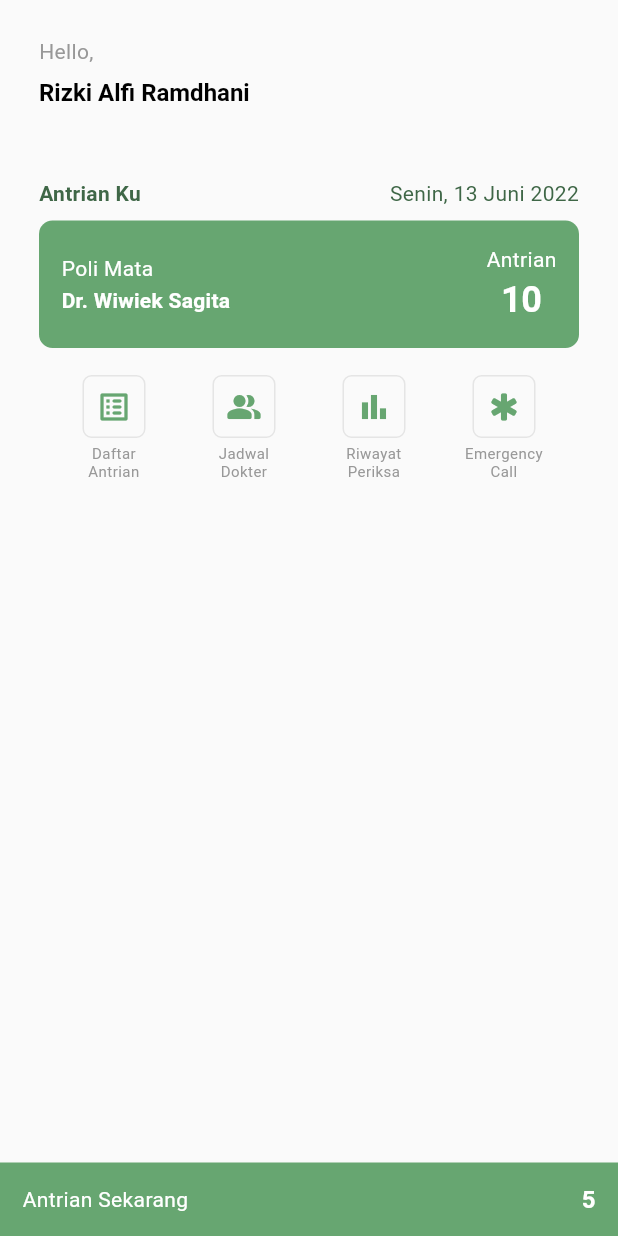
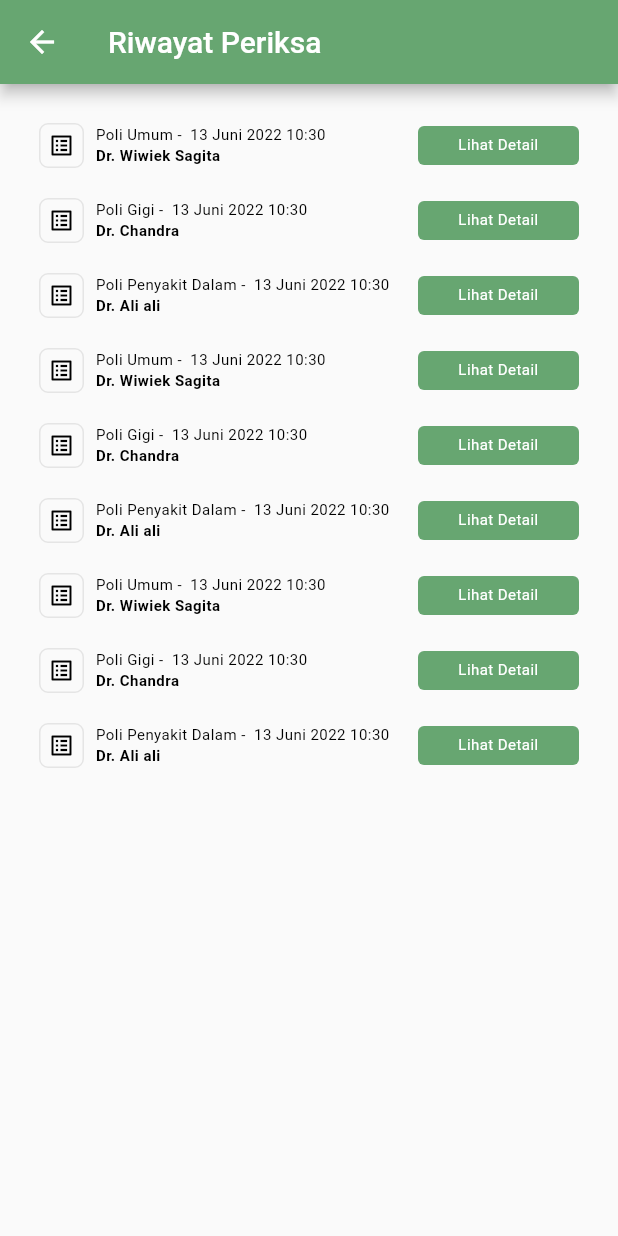
Before and after one commit to alfialfi19/hospital, a Flutter app: the HomeScreen screen opened by its route, after a tap on "Riwayat Periksa", on a phone screen of 412 x 824 dp. Run offline on Flutter 3.47's test engine with Material 2 defaults, Android fonts, the phone set to English and light mode, and no system bars; our stand-ins replace dio, equatable, flutter_bloc, shared_preferences; accounts and stored records are empty.

Commit message:
check history screen

```diff
--- a/lib/app_router.dart
+++ b/lib/app_router.dart
@@ -80,6 +80,20 @@ class AppRouter {
               : HomeScreen(),
         );
 
+      case RouteName.checkHistoryScreen:
+        return MaterialPageRoute(
+          settings: RouteSettings(
+            name: RouteName.checkHistoryScreen,
+            arguments: args?.data,
+          ),
+          builder: (_) => args?.bloc != null
+              ? BlocProvider.value(
+                  value: args!.bloc!,
+                  child: CheckHistoryScreen(),
+                )
+              : CheckHistoryScreen(),
+        );
+
       case RouteName.profileScreen:
         return MaterialPageRoute(
           settings: RouteSettings(
--- a/lib/common/constant/route_name.dart
+++ b/lib/common/constant/route_name.dart
@@ -4,6 +4,7 @@ class RouteName {
   static const String signInScreen = 'signInScreen';
   static const String signUpScreen = 'signUpScreen';
   static const String landingScreen = 'landingScreen';
+  static const String checkHistoryScreen = 'checkHistoryScreen';
 
   /// Tab
   static const String homeScreen = 'homeScreen';
--- a/lib/common/constant/wording.dart
+++ b/lib/common/constant/wording.dart
@@ -20,4 +20,5 @@ class Wording {
   static const String medicalRecordNumber = 'No. Rekam Medik';
   static const String changeProfile = 'Edit $profile';
   static const String logout = 'Logout';
+  static const String seeDetail = 'Lihat Detail';
 }
--- /dev/null
+++ b/lib/ui/screen/check_history/check_history_screen.dart
@@ -0,0 +1,97 @@
+import 'package:flutter/material.dart';
+import 'package:hospital/common/common.dart';
+import 'package:hospital/ui/ui.dart';
+import 'package:intl/intl.dart';
+
+class CheckHistoryScreen extends StatelessWidget {
+  const CheckHistoryScreen({Key? key}) : super(key: key);
+
+  @override
+  Widget build(BuildContext context) {
+    return Scaffold(
+      appBar: AppBar(
+        title: const Text(Wording.checkHistory),
+        backgroundColor: Palette.hospitalPrimary,
+      ),
+      body: ListView(
+        padding: const EdgeInsets.all(
+          26.0,
+        ),
+        children: [
+          CheckHistoryItem(
+            polyValue: 'Poli Umum',
+            dateTimeValue: DateFormat("dd MMMM yyyy hh:mm", "id_ID").format(
+              DateTime.now(),
+            ),
+            doctorName: 'Dr. Wiwiek Sagita',
+            action: () => print("Lihat detail history check pressed 1"),
+          ),
+          CheckHistoryItem(
+            polyValue: 'Poli Gigi',
+            dateTimeValue: DateFormat("dd MMMM yyyy hh:mm", "id_ID").format(
+              DateTime.now(),
+            ),
+            doctorName: 'Dr. Chandra',
+            action: () => print("Lihat detail history check pressed 2"),
+          ),
+          CheckHistoryItem(
+            polyValue: 'Poli Penyakit Dalam',
+            dateTimeValue: DateFormat("dd MMMM yyyy hh:mm", "id_ID").format(
+              DateTime.now(),
+            ),
+            doctorName: 'Dr. Ali ali',
+            action: () => print("Lihat detail history check pressed 3"),
+          ),
+          CheckHistoryItem(
+            polyValue: 'Poli Umum',
+            dateTimeValue: DateFormat("dd MMMM yyyy hh:mm", "id_ID").format(
+              DateTime.now(),
+            ),
+            doctorName: 'Dr. Wiwiek Sagita',
+            action: () => print("Lihat detail history check pressed 1"),
+          ),
+          CheckHistoryItem(
+            polyValue: 'Poli Gigi',
+            dateTimeValue: DateFormat("dd MMMM yyyy hh:mm", "id_ID").format(
+              DateTime.now(),
+            ),
+            doctorName: 'Dr. Chandra',
+            action: () => print("Lihat detail history check pressed 2"),
+          ),
+          CheckHistoryItem(
+            polyValue: 'Poli Penyakit Dalam',
+            dateTimeValue: DateFormat("dd MMMM yyyy hh:mm", "id_ID").format(
+              DateTime.now(),
+            ),
+            doctorName: 'Dr. Ali ali',
+            action: () => print("Lihat detail history check pressed 3"),
+          ),
+          CheckHistoryItem(
+            polyValue: 'Poli Umum',
+            dateTimeValue: DateFormat("dd MMMM yyyy hh:mm", "id_ID").format(
+              DateTime.now(),
+            ),
+            doctorName: 'Dr. Wiwiek Sagita',
+            action: () => print("Lihat detail history check pressed 1"),
+          ),
+          CheckHistoryItem(
+            polyValue: 'Poli Gigi',
+            dateTimeValue: DateFormat("dd MMMM yyyy hh:mm", "id_ID").format(
+              DateTime.now(),
+            ),
+            doctorName: 'Dr. Chandra',
+            action: () => print("Lihat detail history check pressed 2"),
+          ),
+          CheckHistoryItem(
+            polyValue: 'Poli Penyakit Dalam',
+            dateTimeValue: DateFormat("dd MMMM yyyy hh:mm", "id_ID").format(
+              DateTime.now(),
+            ),
+            doctorName: 'Dr. Ali ali',
+            action: () => print("Lihat detail history check pressed 3"),
+          ),
+        ],
+      ),
+    );
+  }
+}
--- a/lib/ui/screen/home/home_screen.dart
+++ b/lib/ui/screen/home/home_screen.dart
@@ -157,7 +157,10 @@ class HomeScreen extends StatelessWidget {
           MenuItem(
             textMenu: Wording.checkHistory,
             iconMenu: Icons.bar_chart,
-            actionMenu: () => print("Riwayat Periksa pressed"),
+            actionMenu: () => Navigator.pushNamed(
+              context,
+              RouteName.checkHistoryScreen,
+            ),
           ),
           MenuItem(
             textMenu: Wording.emergencyCall,
--- a/lib/ui/screen/screen.dart
+++ b/lib/ui/screen/screen.dart
@@ -1,3 +1,4 @@
+export 'check_history/check_history_screen.dart';
 export 'home/home_screen.dart';
 export 'landing/landing_screen.dart';
 export 'profile/profile_screen.dart';
--- /dev/null
+++ b/lib/ui/widget/button/button.dart
@@ -0,0 +1,2 @@
+export 'primary_button.dart';
+export 'square_button.dart';
--- /dev/null
+++ b/lib/ui/widget/button/square_button.dart
@@ -0,0 +1,43 @@
+import 'package:flutter/material.dart';
+
+import '../../ui.dart';
+
+class SquareButton extends StatelessWidget {
+  final String buttonText;
+  final TextStyle? textStyle;
+  final VoidCallback? onTap;
+  final Color? buttonColor;
+
+  const SquareButton({
+    Key? key,
+    required this.buttonText,
+    this.textStyle,
+    this.onTap,
+    this.buttonColor,
+  }) : super(key: key);
+
+  @override
+  Widget build(BuildContext context) {
+    return InkWell(
+      onTap: () => onTap != null ? onTap!.call() : null,
+      child: Container(
+        padding: const EdgeInsets.symmetric(
+          vertical: 7.0,
+          horizontal: 5.0,
+        ),
+        decoration: BoxDecoration(
+          borderRadius: BorderRadius.circular(4.0),
+          color: buttonColor ?? Palette.hospitalPrimary,
+        ),
+        child: Text(
+          buttonText,
+          style: textStyle ??
+              FontHelper.h9Regular(
+                color: Palette.white,
+              ),
+          textAlign: TextAlign.center,
+        ),
+      ),
+    );
+  }
+}
--- a/lib/ui/widget/card/card.dart
+++ b/lib/ui/widget/card/card.dart
@@ -1,3 +1,4 @@
+export 'check_history_item.dart';
 export 'menu_item.dart';
 export 'profile_action.dart';
 export 'profile_item.dart';
--- /dev/null
+++ b/lib/ui/widget/card/check_history_item.dart
@@ -0,0 +1,83 @@
+import 'package:flutter/material.dart';
+import 'package:hospital/common/common.dart';
+
+import '../../ui.dart';
+
+class CheckHistoryItem extends StatelessWidget {
+  final String? polyValue;
+  final String? dateTimeValue;
+  final String? doctorName;
+  final VoidCallback? action;
+
+  const CheckHistoryItem({
+    Key? key,
+    this.polyValue,
+    this.dateTimeValue,
+    this.doctorName,
+    this.action,
+  }) : super(key: key);
+
+  @override
+  Widget build(BuildContext context) {
+    return Container(
+      padding: const EdgeInsets.only(
+        bottom: 20.0,
+      ),
+      width: 60.0,
+      child: Row(
+        children: [
+          Container(
+            padding: const EdgeInsets.all(
+              5.0,
+            ),
+            decoration: BoxDecoration(
+              border: Border.all(
+                color: Palette.greyLighten3,
+              ),
+              borderRadius: BorderRadius.circular(
+                6.0,
+              ),
+            ),
+            child: const Icon(
+              Icons.list_alt_outlined,
+              color: Palette.black,
+              size: 18.0,
+            ),
+          ),
+          const SizedBox(
+            width: 8.0,
+          ),
+          Expanded(
+            flex: 2,
+            child: Column(
+              crossAxisAlignment: CrossAxisAlignment.start,
+              children: [
+                Text(
+                  "${polyValue ?? '-'} -\t ${dateTimeValue ?? '-'}",
+                  style: FontHelper.h9Regular(),
+                  textAlign: TextAlign.center,
+                  overflow: TextOverflow.ellipsis,
+                ),
+                const SizedBox(
+                  height: 2.0,
+                ),
+                Text(
+                  doctorName ?? '-',
+                  style: FontHelper.h9Bold(),
+                  textAlign: TextAlign.center,
+                ),
+              ],
+            ),
+          ),
+          Expanded(
+            flex: 1,
+            child: SquareButton(
+              buttonText: Wording.seeDetail,
+              onTap: () => action != null ? action!.call() : null,
+            ),
+          ),
+        ],
+      ),
+    );
+  }
+}
--- a/lib/ui/widget/widget.dart
+++ b/lib/ui/widget/widget.dart
@@ -1,2 +1,2 @@
-export 'button/primary_button.dart';
+export 'button/button.dart';
 export 'card/card.dart';
```
